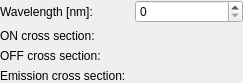
Above: frcpredict/ui/input/fluorophore/response_properties_w.ui from Bodeeen/Resolution_prediction_software before the change. Below: the same form after it.
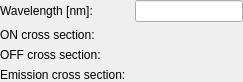
That is the form after the change. Custom widgets are drawn as their Qt base class.

Commit message: improvement: use floats to describe all wavelengths

The edit to the form file:
```diff
--- a/frcpredict/ui/input/fluorophore/response_properties_w.ui
+++ b/frcpredict/ui/input/fluorophore/response_properties_w.ui
@@ -40,11 +40,7 @@
     </widget>
    </item>
    <item row="0" column="1">
-    <widget class="QSpinBox" name="editWavelength">
-     <property name="maximum">
-      <number>1000000</number>
-     </property>
-    </widget>
+    <widget class="FreeFloatBox" name="editWavelength"/>
    </item>
    <item row="1" column="0">
     <widget class="QLabel" name="lblOffToOn">
@@ -91,6 +87,11 @@
   </layout>
  </widget>
  <customwidgets>
+  <customwidget>
+   <class>FreeFloatBox</class>
+   <extends>QLineEdit</extends>
+   <header>frcpredict.ui</header>
+  </customwidget>
   <customwidget>
    <class>ExtendedFreeFloatBox</class>
    <extends>QWidget</extends>
```
The commit also changes 3 other files.
